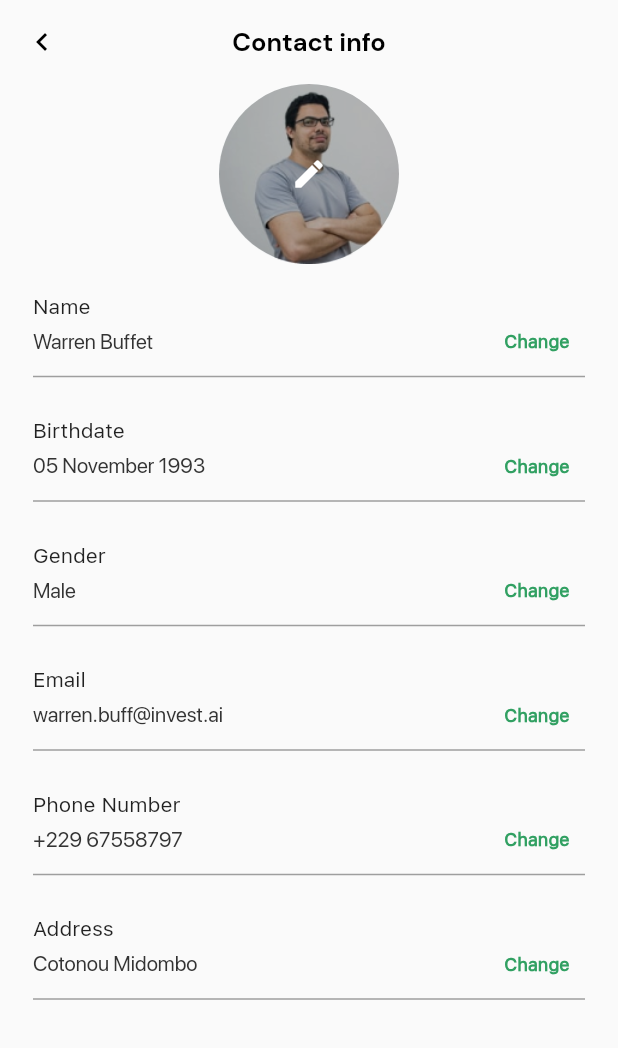
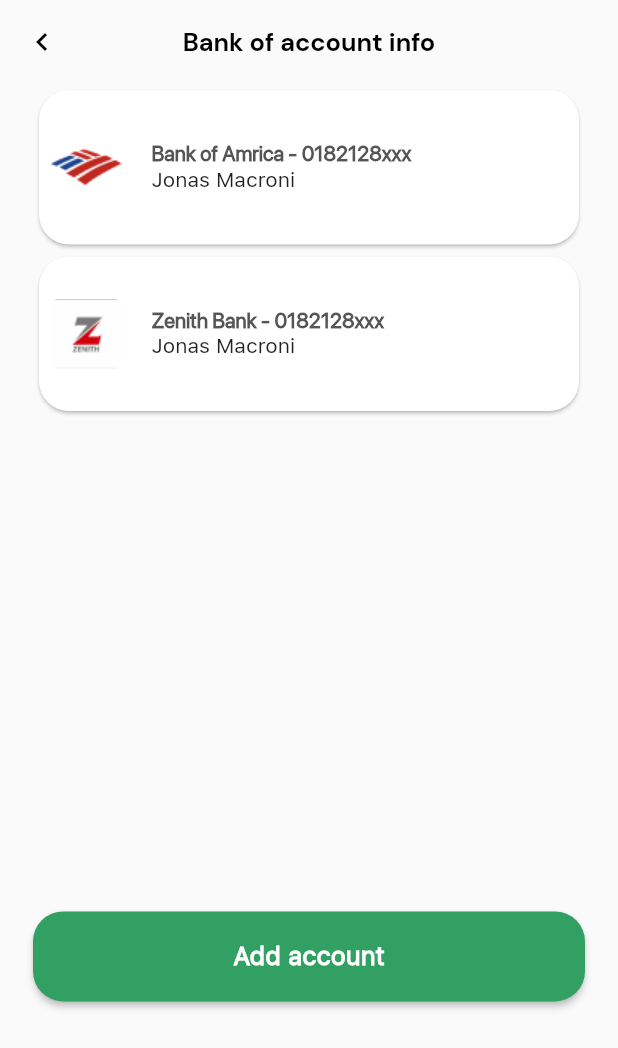
Before and after one commit to imdadAdelabou/InvestApp, a Flutter app: the Profile widget shown alone on an empty page, opened directly, after a tap on "Bank Account Info", on a phone screen of 412 x 824 dp. Shown: the top 1048 px of the screen. Run offline on Flutter 3.47's test engine with Material 2 defaults, Android fonts, the phone set to English and light mode, and no system bars; our stand-ins replace flutter_svg, font_awesome_flutter.

Commit message:
finish App

```diff
--- a/mobileApp/invest_app/lib/main.dart
+++ b/mobileApp/invest_app/lib/main.dart
@@ -1,7 +1,9 @@
 import 'package:flutter/material.dart';
 import 'package:invest_app/onboarding.dart';
 import 'package:invest_app/splash_screen.dart';
+import 'package:invest_app/views/home/bank/bank_account.dart';
 import 'package:invest_app/views/home/home.view.dart';
+import 'package:invest_app/views/home/sample_page.dart';
 import 'package:invest_app/views/login/sign_up.dart';
 import 'package:invest_app/views/profile/contact_info.dart';
 
@@ -30,6 +32,8 @@ class MyApp extends StatelessWidget {
         HomeView.name: (context) => const HomeView(),
         ContactInfo.name: (context) => const ContactInfo(),
         NotificationView.name: (context) => const NotificationView(),
+        SamplaPage.name: (context) => const SamplaPage(),
+        BankAccount.name: (context) => const BankAccount(),
       },
     );
   }
--- /dev/null
+++ b/mobileApp/invest_app/lib/models/bank_model.dart
@@ -0,0 +1,10 @@
+class BankModel {
+  final String img;
+  final String title;
+  final String subTitle;
+  BankModel({
+    required this.img,
+    required this.title,
+    required this.subTitle,
+  });
+}
--- a/mobileApp/invest_app/lib/models/user_data.dart
+++ b/mobileApp/invest_app/lib/models/user_data.dart
@@ -1,8 +1,10 @@
 class UserData {
   final String icon;
   final String content;
+  final String? routeName;
   UserData({
     required this.icon,
     required this.content,
+    this.routeName,
   });
 }
--- a/mobileApp/invest_app/lib/utils/constants.dart
+++ b/mobileApp/invest_app/lib/utils/constants.dart
@@ -1,11 +1,15 @@
 import "package:flutter/material.dart";
+import 'package:invest_app/models/bank_model.dart';
 import 'package:invest_app/models/history_model.dart';
 import 'package:invest_app/models/notif_model.dart';
 import 'package:invest_app/models/plan_model.dart';
 import 'package:invest_app/models/user_data.dart';
+import 'package:invest_app/views/home/bank/bank_account.dart';
 import 'package:invest_app/views/home/main.dart';
+import 'package:invest_app/views/home/sample_page.dart';
 import 'package:invest_app/views/home/search_product.dart';
 import 'package:invest_app/views/home/transaction/transaction.view.dart';
+import 'package:invest_app/views/profile/contact_info.dart';
 import 'package:invest_app/views/profile/profile.dart';
 
 TextStyle headTitleStyle(double size, {Color? color}) {
@@ -92,12 +96,31 @@ List<HistoryModel> histories = [
 ];
 
 List<UserData> datas = [
-  UserData(icon: "assets/imgs/icons/contact.svg", content: "Contact Info"),
   UserData(
-      icon: "assets/imgs/icons/funding.svg", content: "Source of Funding Info"),
-  UserData(icon: "assets/imgs/icons/bank.svg", content: "Bank Account Info"),
-  UserData(icon: "assets/imgs/icons/doc.svg", content: "Document Info"),
-  UserData(icon: "assets/imgs/icons/setting.svg", content: "Settings"),
+    icon: "assets/imgs/icons/contact.svg",
+    content: "Contact Info",
+    routeName: ContactInfo.name,
+  ),
+  UserData(
+    icon: "assets/imgs/icons/funding.svg",
+    content: "Source of Funding Info",
+    routeName: SamplaPage.name,
+  ),
+  UserData(
+    icon: "assets/imgs/icons/bank.svg",
+    content: "Bank Account Info",
+    routeName: BankAccount.name,
+  ),
+  UserData(
+    icon: "assets/imgs/icons/doc.svg",
+    content: "Document Info",
+    routeName: SamplaPage.name,
+  ),
+  UserData(
+    icon: "assets/imgs/icons/setting.svg",
+    content: "Settings",
+    routeName: SamplaPage.name,
+  ),
 ];
 
 List<UserData> userDatas = [
@@ -123,3 +146,16 @@ List<NotifModel> notifs = [
       content: "Where do you see yourself\nin the next ages.",
       dateNotif: "30secs ago"),
 ];
+
+List<BankModel> accounts = [
+  BankModel(
+    img: "assets/imgs/account1.png",
+    title: "Bank of Amrica - 0182128xxx",
+    subTitle: "Jonas Macroni",
+  ),
+  BankModel(
+    img: "assets/imgs/account2.png",
+    title: "Zenith Bank - 0182128xxx",
+    subTitle: "Jonas Macroni",
+  ),
+];
--- /dev/null
+++ b/mobileApp/invest_app/lib/views/home/bank/bank_account.dart
@@ -0,0 +1,50 @@
+import "package:flutter/material.dart";
+import 'package:invest_app/components/custom_button.dart';
+import 'package:invest_app/utils/constants.dart';
+import 'package:invest_app/views/home/bank/bank_component.dart';
+
+class BankAccount extends StatelessWidget {
+  static String name = "/bank-account";
+  const BankAccount({Key? key}) : super(key: key);
+
+  @override
+  Widget build(BuildContext context) {
+    double maxHeight = MediaQuery.of(context).size.width;
+    return SafeArea(
+      child: Scaffold(
+        appBar: AppBar(
+          elevation: 0,
+          leading: const Icon(
+            Icons.chevron_left,
+            color: Colors.black,
+          ),
+          backgroundColor: Colors.transparent,
+          title: Text(
+            "Bank of account info",
+            style: headTitleStyle(17.0, color: Colors.black),
+          ),
+          centerTitle: true,
+        ),
+        body: SingleChildScrollView(
+          padding: const EdgeInsets.symmetric(horizontal: 22.0),
+          child: Column(
+            children: [
+              ...List.generate(
+                accounts.length,
+                (index) => BankComponent(bank: accounts[index]),
+              ),
+              SizedBox(height: maxHeight * .8),
+              CustomButton(
+                action: () {},
+                content: Text(
+                  "Add account",
+                  style: contentStyle,
+                ),
+              ),
+            ],
+          ),
+        ),
+      ),
+    );
+  }
+}
--- /dev/null
+++ b/mobileApp/invest_app/lib/views/home/bank/bank_component.dart
@@ -0,0 +1,47 @@
+import 'package:flutter/material.dart';
+import 'package:invest_app/models/bank_model.dart';
+
+class BankComponent extends StatelessWidget {
+  final BankModel bank;
+  const BankComponent({required this.bank});
+  @override
+  Widget build(BuildContext context) {
+    return SizedBox(
+      width: double.infinity,
+      height: 111,
+      child: Card(
+        shape: RoundedRectangleBorder(
+          borderRadius: BorderRadius.circular(20.0),
+        ),
+        child: Padding(
+          padding: const EdgeInsets.symmetric(horizontal: 8.0),
+          child: Row(
+            children: [
+              Image.asset(bank.img),
+              const SizedBox(width: 20.0),
+              Column(
+                crossAxisAlignment: CrossAxisAlignment.start,
+                mainAxisSize: MainAxisSize.min,
+                children: [
+                  Text(
+                    bank.title,
+                    style: const TextStyle(
+                      fontFamily: "SFPRODISPLAY",
+                      fontWeight: FontWeight.w600,
+                      fontSize: 14.0,
+                      color: Color(0xff555555),
+                    ),
+                  ),
+                  Text(
+                    bank.subTitle,
+                    style: const TextStyle(fontFamily: "SFPROTEXT"),
+                  ),
+                ],
+              ),
+            ],
+          ),
+        ),
+      ),
+    );
+  }
+}
--- /dev/null
+++ b/mobileApp/invest_app/lib/views/home/sample_page.dart
@@ -0,0 +1,15 @@
+import "package:flutter/material.dart";
+
+class SamplaPage extends StatelessWidget {
+  static const name = "/sample";
+  const SamplaPage({Key? key}) : super(key: key);
+
+  @override
+  Widget build(BuildContext context) {
+    return const SafeArea(
+      child: Scaffold(
+        body: Text("Sample page"),
+      ),
+    );
+  }
+}
--- a/mobileApp/invest_app/lib/views/profile/profile.dart
+++ b/mobileApp/invest_app/lib/views/profile/profile.dart
@@ -51,7 +51,12 @@ class Profile extends StatelessWidget {
             (index) => Padding(
               padding: const EdgeInsets.only(bottom: 20.0),
               child: InkWell(
-                onTap: () => Navigator.of(context).pushNamed(ContactInfo.name),
+                onTap: () {
+                  if (datas[index].routeName != null ||
+                      datas[index].routeName != "") {
+                    Navigator.of(context).pushNamed(datas[index].routeName!);
+                  }
+                },
                 child: CustomListTile(
                   icon: datas[index].icon,
                   content: datas[index].content,
```
Also changed, not shown: mobileApp/invest_app/assets/imgs/account1.png (added), mobileApp/invest_app/assets/imgs/account2.png (added).
